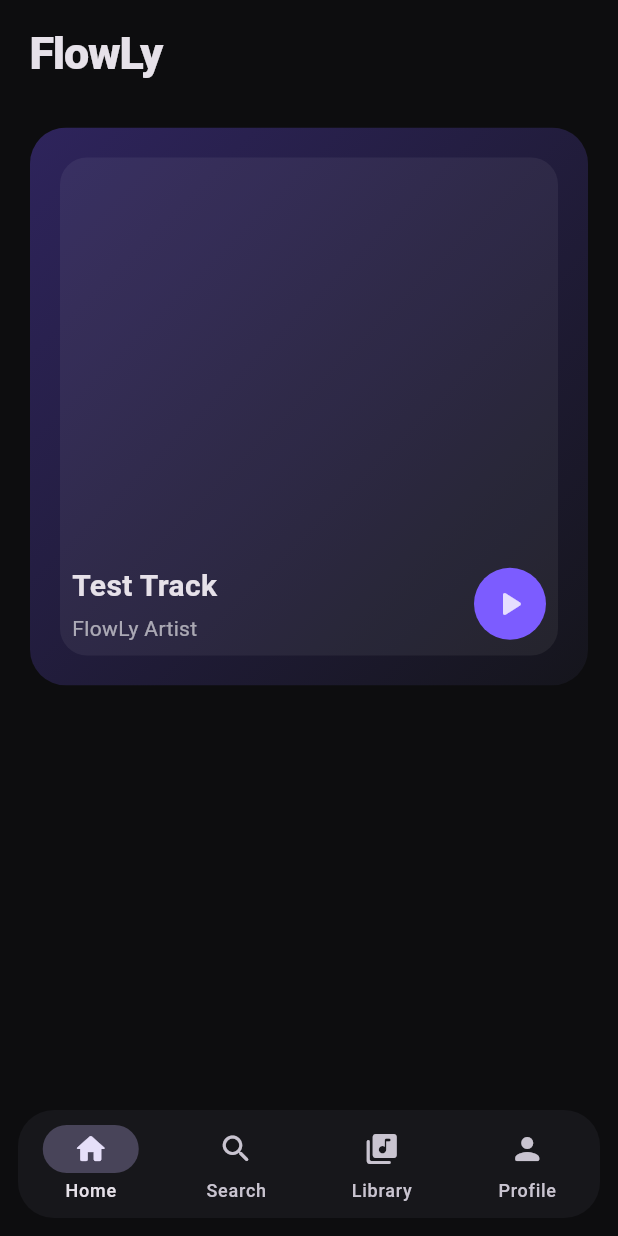
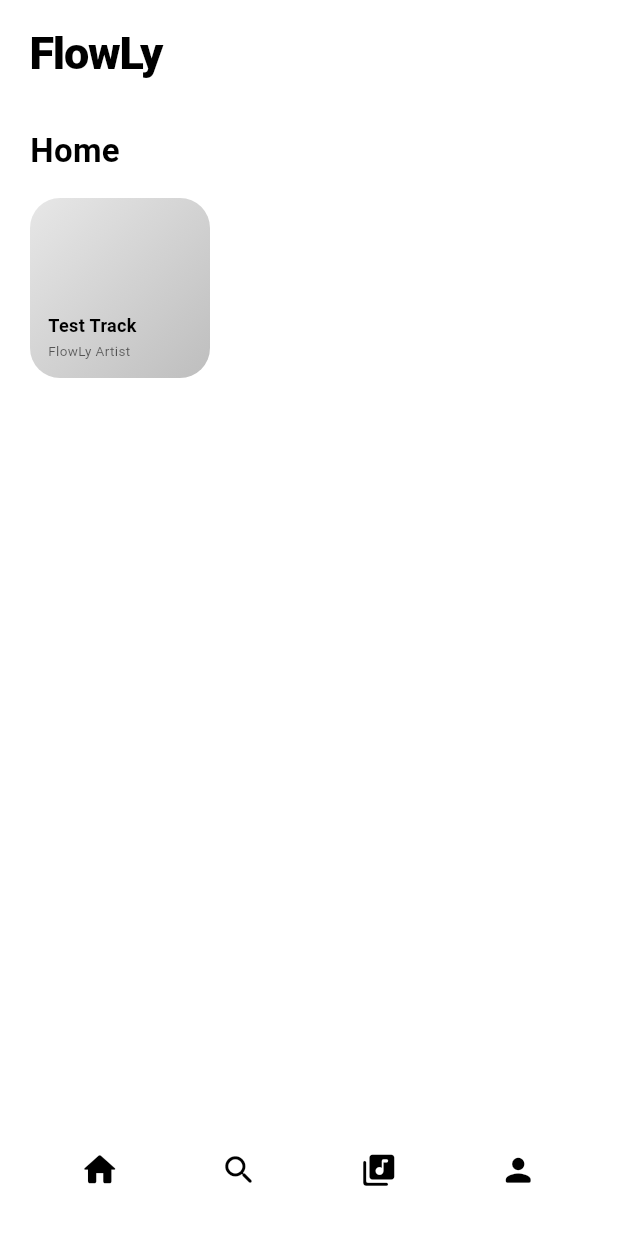
Before and after one commit to FrezzDEV/FlowLy-v1, a Flutter app: the screen it shows after launch, on a phone screen of 412 x 824 dp. Run offline on Flutter 3.47's test engine with Material 3 defaults, Android fonts, the phone set to English and light mode, and no system bars.

```diff
--- a/lib/main.dart
+++ b/lib/main.dart
@@ -11,80 +11,213 @@ class FlowLyApp extends StatelessWidget {
       title: 'FlowLy',
       debugShowCheckedModeBanner: false,
       theme: ThemeData(
-        brightness: Brightness.dark,
-        scaffoldBackgroundColor: const Color(0xFF0D0D0F),
+        brightness: Brightness.light,
+        scaffoldBackgroundColor: Colors.white,
         colorScheme: ColorScheme.fromSeed(
-          seedColor: const Color(0xFF7C5CFF),
-          brightness: Brightness.dark,
+          seedColor: Colors.black,
+          brightness: Brightness.light,
         ),
       ),
-      home: const HomeScreen(),
+      home: const MainScreen(),
     );
   }
 }
 
-class HomeScreen extends StatefulWidget {
-  const HomeScreen({super.key});
+class MainScreen extends StatefulWidget {
+  const MainScreen({super.key});
 
   @override
-  State<HomeScreen> createState() => _HomeScreenState();
+  State<MainScreen> createState() => _MainScreenState();
 }
 
-class _HomeScreenState extends State<HomeScreen> {
+class _MainScreenState extends State<MainScreen> {
   int _selectedIndex = 0;
+  bool _showMiniPlayer = false;
+
+  final _tabs = const [
+    'Home',
+    'Search',
+    'Library',
+    'Profile',
+  ];
 
   @override
   Widget build(BuildContext context) {
-    const destinations = [
-      NavigationDestination(
-        icon: Icon(Icons.home_rounded),
-        selectedIcon: Icon(Icons.home_rounded),
-        label: 'Home',
-      ),
-      NavigationDestination(
-        icon: Icon(Icons.search_rounded),
-        selectedIcon: Icon(Icons.search_rounded),
-        label: 'Search',
-      ),
-      NavigationDestination(
-        icon: Icon(Icons.library_music_rounded),
-        selectedIcon: Icon(Icons.library_music_rounded),
-        label: 'Library',
-      ),
-      NavigationDestination(
-        icon: Icon(Icons.person_rounded),
-        selectedIcon: Icon(Icons.person_rounded),
-        label: 'Profile',
-      ),
-    ];
-
     return Scaffold(
       body: SafeArea(
         child: IndexedStack(
           index: _selectedIndex,
-          children: const [
-            HomeTab(),
-            EmptyTab(label: 'Search'),
-            EmptyTab(label: 'Library'),
-            EmptyTab(label: 'Profile'),
+          children: [
+            HomeTab(
+              onTrackTap: () => setState(() => _showMiniPlayer = true),
+            ),
+            const EmptyTab(label: 'Search'),
+            const EmptyTab(label: 'Library'),
+            const EmptyTab(label: 'Profile'),
           ],
         ),
       ),
       bottomNavigationBar: SafeArea(
         top: false,
         child: Padding(
-          padding: const EdgeInsets.fromLTRB(12, 0, 12, 12),
+          padding: const EdgeInsets.fromLTRB(20, 0, 20, 12),
+          child: SizedBox(
+            height: 64,
+            child: Row(
+              mainAxisAlignment: MainAxisAlignment.spaceAround,
+              children: [
+                _NavIcon(
+                  icon: Icons.home_rounded,
+                  selected: _selectedIndex == 0,
+                  onTap: () => setState(() => _selectedIndex = 0),
+                ),
+                _NavIcon(
+                  icon: Icons.search_rounded,
+                  selected: _selectedIndex == 1,
+                  onTap: () => setState(() => _selectedIndex = 1),
+                ),
+                _NavIcon(
+                  icon: Icons.library_music_rounded,
+                  selected: _selectedIndex == 2,
+                  onTap: () => setState(() => _selectedIndex = 2),
+                ),
+                _NavIcon(
+                  icon: Icons.person_rounded,
+                  selected: _selectedIndex == 3,
+                  onTap: () => setState(() => _selectedIndex = 3),
+                ),
+              ],
+            ),
+          ),
+        ),
+      ),
+      bottomSheet: _showMiniPlayer
+          ? MiniPlayer(
+              onClose: () => setState(() => _showMiniPlayer = false),
+            )
+          : null,
+    );
+  }
+}
+
+class _NavIcon extends StatelessWidget {
+  const _NavIcon({
+    required this.icon,
+    required this.selected,
+    required this.onTap,
+  });
+
+  final IconData icon;
+  final bool selected;
+  final VoidCallback onTap;
+
+  @override
+  Widget build(BuildContext context) {
+    return IconButton(
+      onPressed: onTap,
+      icon: Icon(
+        icon,
+        size: selected ? 27 : 25,
+        color: Colors.black,
+      ),
+      splashRadius: 24,
+    );
+  }
+}
+
+class HomeTab extends StatelessWidget {
+  const HomeTab({super.key, required this.onTrackTap});
+
+  final VoidCallback onTrackTap;
+
+  @override
+  Widget build(BuildContext context) {
+    return ListView(
+      padding: const EdgeInsets.fromLTRB(20, 14, 20, 120),
+      children: [
+        const Text(
+          'FlowLy',
+          style: TextStyle(
+            fontSize: 30,
+            fontWeight: FontWeight.w800,
+            letterSpacing: -0.8,
+            color: Colors.black,
+          ),
+        ),
+        const SizedBox(height: 28),
+        const Text(
+          'Home',
+          style: TextStyle(
+            fontSize: 22,
+            fontWeight: FontWeight.w700,
+            color: Colors.black,
+          ),
+        ),
+        const SizedBox(height: 16),
+        TrackCard(onTap: onTrackTap),
+      ],
+    );
+  }
+}
+
+class TrackCard extends StatelessWidget {
+  const TrackCard({super.key, required this.onTap});
+
+  final VoidCallback onTap;
+
+  @override
+  Widget build(BuildContext context) {
+    return Align(
+      alignment: Alignment.centerLeft,
+      child: GestureDetector(
+        onTap: onTap,
+        child: SizedBox(
+          width: 120,
+          height: 120,
           child: ClipRRect(
-            borderRadius: BorderRadius.circular(24),
-            child: NavigationBar(
-              height: 72,
-              backgroundColor: const Color(0xFF17171B),
-              elevation: 0,
-              selectedIndex: _selectedIndex,
-              onDestinationSelected: (index) {
-                setState(() => _selectedIndex = index);
-              },
-              destinations: destinations,
+            borderRadius: BorderRadius.circular(20),
+            child: DecoratedBox(
+              decoration: const BoxDecoration(
+                gradient: LinearGradient(
+                  begin: Alignment.topLeft,
+                  end: Alignment.bottomRight,
+                  colors: [Color(0xFFE7E7E7), Color(0xFFBEBEBE)],
+                ),
+              ),
+              child: const Stack(
+                children: [
+                  Positioned(
+                    left: 12,
+                    right: 12,
+                    bottom: 12,
+                    child: Column(
+                      crossAxisAlignment: CrossAxisAlignment.start,
+                      children: [
+                        Text(
+                          'Test Track',
+                          maxLines: 1,
+                          overflow: TextOverflow.ellipsis,
+                          style: TextStyle(
+                            fontSize: 12,
+                            fontWeight: FontWeight.w700,
+                            color: Colors.black,
+                          ),
+                        ),
+                        SizedBox(height: 2),
+                        Text(
+                          'FlowLy Artist',
+                          maxLines: 1,
+                          overflow: TextOverflow.ellipsis,
+                          style: TextStyle(
+                            fontSize: 9,
+                            color: Color(0x99000000),
+                          ),
+                        ),
+                      ],
+                    ),
+                  ),
+                ],
+              ),
             ),
           ),
         ),
@@ -93,93 +226,69 @@ class _HomeScreenState extends State<HomeScreen> {
   }
 }
 
-class HomeTab extends StatelessWidget {
-  const HomeTab({super.key});
+class MiniPlayer extends StatelessWidget {
+  const MiniPlayer({super.key, required this.onClose});
+
+  final VoidCallback onClose;
 
   @override
   Widget build(BuildContext context) {
-    return ListView(
-      padding: const EdgeInsets.fromLTRB(20, 14, 20, 24),
-      children: const [
-        Text(
-          'FlowLy',
-          style: TextStyle(
-            fontSize: 30,
-            fontWeight: FontWeight.w800,
-            letterSpacing: -0.8,
-          ),
-        ),
-        SizedBox(height: 28),
-        TrackCard(),
-      ],
-    );
-  }
-}
-
-class TrackCard extends StatelessWidget {
-  const TrackCard({super.key});
-
-  @override
-  Widget build(BuildContext context) {
-    return AspectRatio(
-      aspectRatio: 1,
-      child: ClipRRect(
-        borderRadius: BorderRadius.circular(24),
-        child: DecoratedBox(
+    return SafeArea(
+      top: false,
+      child: Material(
+        color: Colors.white,
+        elevation: 10,
+        child: Container(
+          height: 72,
+          padding: const EdgeInsets.symmetric(horizontal: 14),
+          child: Row(
+            children: [
+              ClipRRect(
+                borderRadius: BorderRadius.circular(10),
+                child: Container(
+                  width: 50,
+                  height: 50,
                   decoration: const BoxDecoration(
                     gradient: LinearGradient(
-              begin: Alignment.topLeft,
-              end: Alignment.bottomRight,
-              colors: [Color(0xFF2E245C), Color(0xFF15151C)],
-            ),
-          ),
-          child: Stack(
-            children: const [
-              Positioned.fill(
-                child: Padding(
-                  padding: EdgeInsets.all(20),
-                  child: DecoratedBox(
-                    decoration: BoxDecoration(
-                      borderRadius: BorderRadius.all(Radius.circular(18)),
-                      color: Color(0x0FFFFFFF),
+                      colors: [Color(0xFFE7E7E7), Color(0xFFBEBEBE)],
                     ),
                   ),
                 ),
               ),
-              Positioned(
-                left: 28,
-                right: 28,
-                bottom: 28,
-                child: Row(
-                  children: [
-                    Expanded(
+              const SizedBox(width: 12),
+              const Expanded(
                 child: Column(
+                  mainAxisAlignment: MainAxisAlignment.center,
                   crossAxisAlignment: CrossAxisAlignment.start,
                   children: [
                     Text(
                       'Test Track',
+                      maxLines: 1,
+                      overflow: TextOverflow.ellipsis,
                       style: TextStyle(
-                              fontSize: 20,
+                        fontSize: 14,
                         fontWeight: FontWeight.w700,
+                        color: Colors.black,
                       ),
                     ),
-                          SizedBox(height: 4),
+                    SizedBox(height: 2),
                     Text(
                       'FlowLy Artist',
+                      maxLines: 1,
+                      overflow: TextOverflow.ellipsis,
                       style: TextStyle(
-                              fontSize: 14,
-                              color: Color(0x99FFFFFF),
+                        fontSize: 12,
+                        color: Color(0x99000000),
                       ),
                     ),
                   ],
                 ),
               ),
-                    CircleAvatar(
-                      radius: 24,
-                      backgroundColor: Color(0xFF7C5CFF),
-                      child: Icon(Icons.play_arrow_rounded, size: 28),
-                    ),
-                  ],
+              IconButton(
+                onPressed: onClose,
+                icon: const Icon(
+                  Icons.close_rounded,
+                  color: Colors.black,
                 ),
               ),
             ],
@@ -197,14 +306,19 @@ class EmptyTab extends StatelessWidget {
 
   @override
   Widget build(BuildContext context) {
-    return Center(
-      child: Text(
+    return ListView(
+      padding: const EdgeInsets.fromLTRB(20, 14, 20, 120),
+      children: [
+        Text(
           label,
           style: const TextStyle(
-          fontSize: 24,
-          fontWeight: FontWeight.w700,
+            fontSize: 30,
+            fontWeight: FontWeight.w800,
+            letterSpacing: -0.8,
+            color: Colors.black,
           ),
         ),
+      ],
     );
   }
 }
```
Lines whose indentation alone changed are shown as unchanged.
